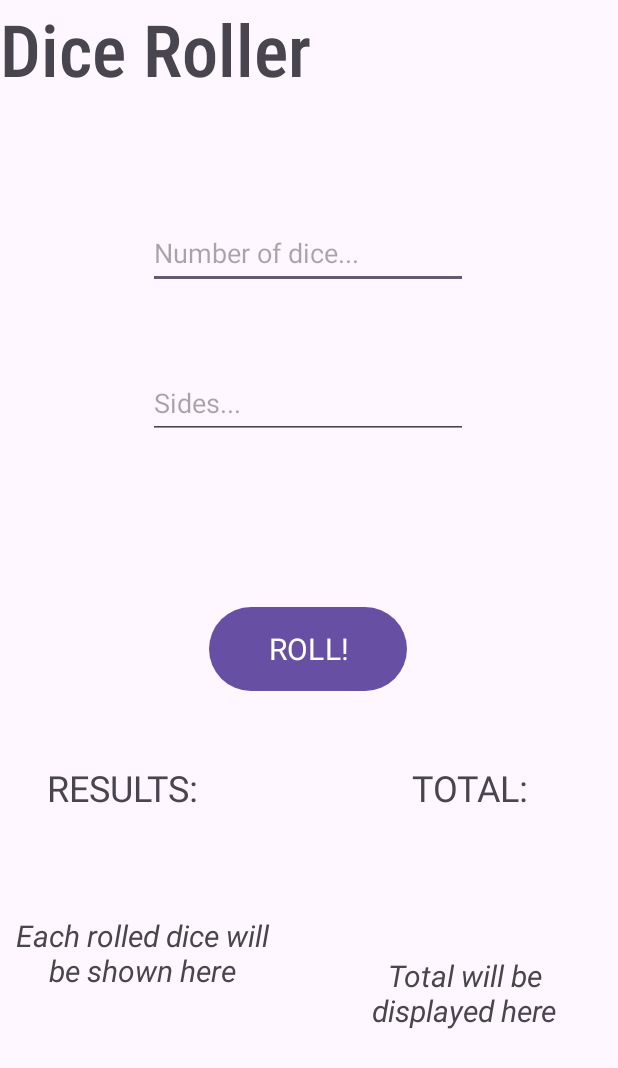
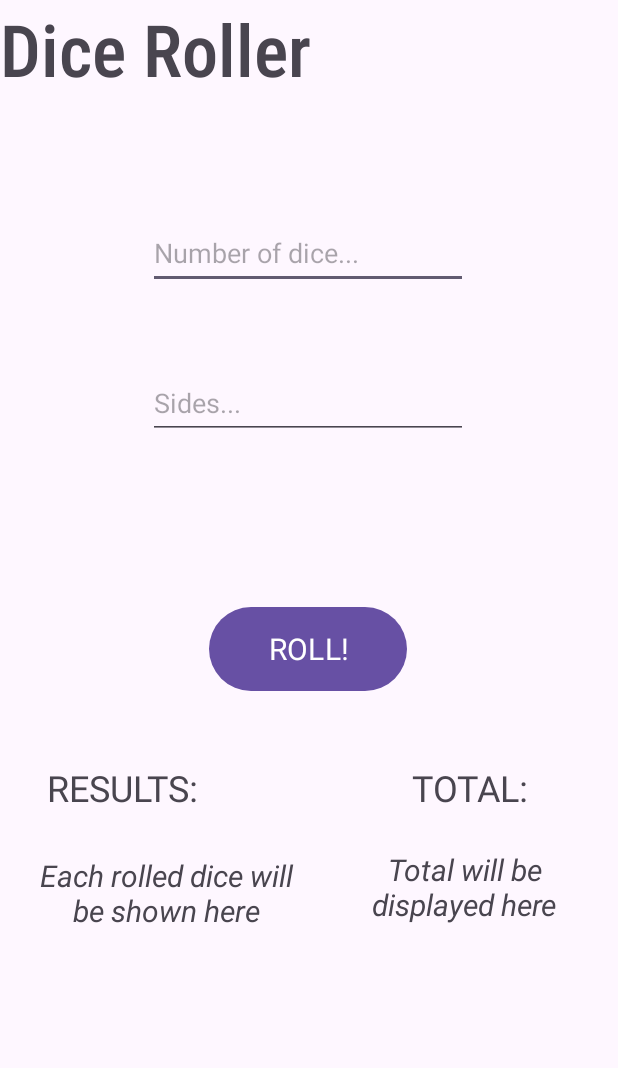
Before and after one commit to RoderikLight/DS41_Practica_2, an Android app: the screen it shows after launch (MainActivity), on a phone screen of 412 x 824 dp. Shown: the top 1068 px of the screen. Run offline under Robolectric (Android 15) with nearby library versions, the phone set to English and light mode, and no system bars.

Commit message:
minimal changes
just removed the random import on the dice class cuz wtf was that doing there lol

```diff
--- a/app/src/main/java/com/roderiklight/ds41_practica_2/Dice.kt
+++ b/app/src/main/java/com/roderiklight/ds41_practica_2/Dice.kt
@@ -1,4 +1,3 @@
 package com.roderiklight.ds41_practica_2
-import kotlin.random.Random
 
 data class Dice(val side: Int)
--- a/app/src/main/res/layout/activity_main.xml
+++ b/app/src/main/res/layout/activity_main.xml
@@ -10,7 +10,7 @@
         android:id="@+id/results"
         android:layout_width="186dp"
         android:layout_height="189dp"
-        android:layout_marginEnd="224dp"
+        android:layout_marginEnd="208dp"
         android:fontFamily="sans-serif"
         android:text="Each rolled dice will be shown here"
         android:textAlignment="center"
@@ -19,7 +19,7 @@
         app:layout_constraintBottom_toBottomOf="parent"
         app:layout_constraintEnd_toEndOf="parent"
         app:layout_constraintTop_toBottomOf="@+id/totaltitle"
-        app:layout_constraintVertical_bias="0.739" />
+        app:layout_constraintVertical_bias="0.304" />
 
     <TextView
         android:id="@+id/Title"
@@ -87,7 +87,7 @@
         app:layout_constraintBottom_toBottomOf="parent"
         app:layout_constraintEnd_toEndOf="parent"
         app:layout_constraintTop_toBottomOf="@+id/totaltitle"
-        app:layout_constraintVertical_bias="0.43" />
+        app:layout_constraintVertical_bias="0.112" />
 
     <TextView
         android:id="@+id/totaltitle"
```
